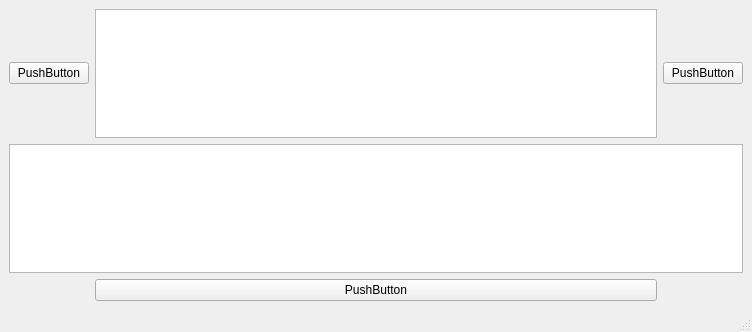
First picture: the form in toktokkie/modules/beta/renamer.ui, repository namboy94/toktokkie, before the edit.
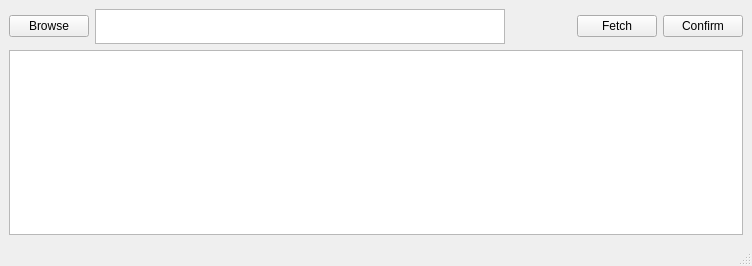
Second picture: the form after the edit.

Commit message: Did some more experimentation with QT

```diff
--- a/toktokkie/modules/beta/renamer.ui
+++ b/toktokkie/modules/beta/renamer.ui
@@ -7,7 +7,7 @@
     <x>0</x>
     <y>0</y>
     <width>752</width>
-    <height>332</height>
+    <height>266</height>
    </rect>
   </property>
   <property name="windowTitle">
@@ -15,13 +15,10 @@
   </property>
   <widget class="QWidget" name="centralwidget">
    <layout class="QGridLayout" name="gridLayout">
-    <item row="1" column="0" colspan="3">
-     <widget class="QTableView" name="tableView"/>
-    </item>
     <item row="0" column="0">
      <widget class="QPushButton" name="pushButton">
       <property name="text">
-       <string>PushButton</string>
+       <string>Browse</string>
       </property>
      </widget>
     </item>
@@ -30,22 +27,48 @@
       <property name="maximumSize">
        <size>
         <width>1777215</width>
-        <height>16777215</height>
+        <height>35</height>
        </size>
       </property>
      </widget>
     </item>
+    <item row="0" column="4">
+     <widget class="QPushButton" name="confirm_button">
+      <property name="text">
+       <string>Confirm</string>
+      </property>
+     </widget>
+    </item>
+    <item row="0" column="3">
+     <widget class="QPushButton" name="fetch_button">
+      <property name="text">
+       <string>Fetch</string>
+      </property>
+     </widget>
+    </item>
     <item row="0" column="2">
-     <widget class="QPushButton" name="pushButton_2">
-      <property name="text">
-       <string>PushButton</string>
+     <spacer name="horizontalSpacer">
+      <property name="orientation">
+       <enum>Qt::Horizontal</enum>
       </property>
-     </widget>
+      <property name="sizeType">
+       <enum>QSizePolicy::Minimum</enum>
+      </property>
+      <property name="sizeHint" stdset="0">
+       <size>
+        <width>60</width>
+        <height>20</height>
+       </size>
+      </property>
+     </spacer>
     </item>
-    <item row="2" column="1">
-     <widget class="QPushButton" name="pushButton_3">
-      <property name="text">
-       <string>PushButton</string>
+    <item row="1" column="0" colspan="5">
+     <widget class="QListWidget" name="changelist">
+      <property name="selectionMode">
+       <enum>QAbstractItemView::MultiSelection</enum>
+      </property>
+      <property name="selectionBehavior">
+       <enum>QAbstractItemView::SelectRows</enum>
       </property>
      </widget>
     </item>
```
Left out of the diff: 18 changed lines with no effect on the pictures. The commit also changes 2 other files.
